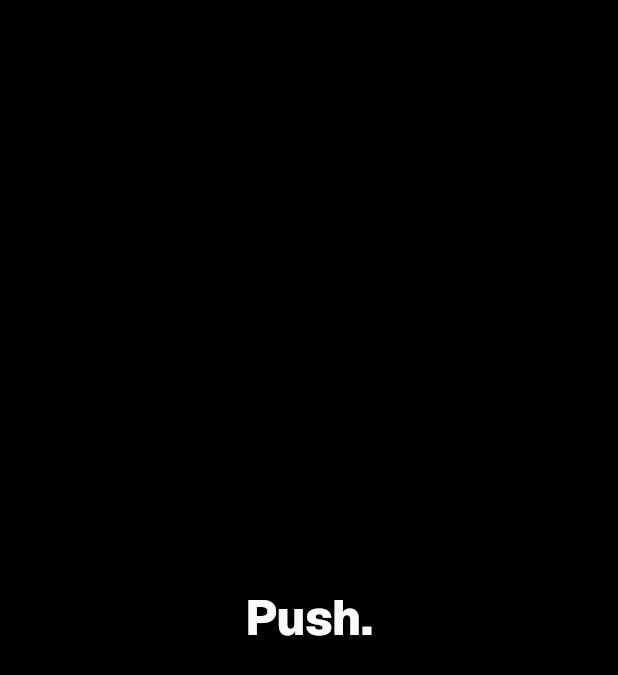
After one commit to RellG/push., a Flutter app: the screen it shows after launch, on a phone screen of 412 x 824 dp. The commit adds this screen. Shown: the top 675 px of the screen. Run offline on Flutter 3.47's test engine with Material 3 defaults, Android fonts, the phone set to English and light mode, and no system bars.

Commit message:
feat: add Push theme system

```diff
--- /dev/null
+++ b/lib/app/app.dart
@@ -0,0 +1,36 @@
+import 'package:flutter/material.dart';
+import 'package:push_app/app/theme/theme.dart';
+
+class PushApp extends StatelessWidget {
+  const PushApp({super.key});
+
+  @override
+  Widget build(BuildContext context) {
+    return MaterialApp(
+      debugShowCheckedModeBanner: false,
+      title: 'Push.',
+      theme: PushTheme.light(),
+      darkTheme: PushTheme.dark(),
+      themeMode: ThemeMode.dark,
+      home: const _BootstrapScreen(),
+    );
+  }
+}
+
+class _BootstrapScreen extends StatelessWidget {
+  const _BootstrapScreen();
+
+  @override
+  Widget build(BuildContext context) {
+    final textTheme = Theme.of(context).textTheme;
+
+    return Scaffold(
+      body: Center(
+        child: Text(
+          'Push.',
+          style: textTheme.displaySmall,
+        ),
+      ),
+    );
+  }
+}
--- /dev/null
+++ b/lib/app/theme/colors.dart
@@ -0,0 +1,106 @@
+import 'package:flutter/material.dart';
+
+@immutable
+class PushColorTokens extends ThemeExtension<PushColorTokens> {
+  const PushColorTokens({
+    required this.background,
+    required this.surface,
+    required this.surfaceAlt,
+    required this.border,
+    required this.textPrimary,
+    required this.textMuted,
+    required this.accentStart,
+    required this.accentMid,
+    required this.accentEnd,
+  });
+
+  factory PushColorTokens.dark() {
+    return const PushColorTokens(
+      background: Color(0xFF000000),
+      surface: Color(0xFF0A0A0A),
+      surfaceAlt: Color(0xFF171717),
+      border: Color(0xFF262626),
+      textPrimary: Color(0xFFFAFAFA),
+      textMuted: Color(0xFFA1A1AA),
+      accentStart: Color(0xFF0070F3),
+      accentMid: Color(0xFF7928CA),
+      accentEnd: Color(0xFFFF0080),
+    );
+  }
+
+  factory PushColorTokens.light() {
+    return const PushColorTokens(
+      background: Color(0xFFFFFFFF),
+      surface: Color(0xFFFAFAFA),
+      surfaceAlt: Color(0xFFF4F4F5),
+      border: Color(0xFFE4E4E7),
+      textPrimary: Color(0xFF0A0A0A),
+      textMuted: Color(0xFF71717A),
+      accentStart: Color(0xFF0070F3),
+      accentMid: Color(0xFF7928CA),
+      accentEnd: Color(0xFFFF0080),
+    );
+  }
+
+  final Color background;
+  final Color surface;
+  final Color surfaceAlt;
+  final Color border;
+  final Color textPrimary;
+  final Color textMuted;
+  final Color accentStart;
+  final Color accentMid;
+  final Color accentEnd;
+
+  LinearGradient get accentGradient => LinearGradient(
+    colors: [accentStart, accentMid, accentEnd],
+  );
+
+  @override
+  PushColorTokens copyWith({
+    Color? background,
+    Color? surface,
+    Color? surfaceAlt,
+    Color? border,
+    Color? textPrimary,
+    Color? textMuted,
+    Color? accentStart,
+    Color? accentMid,
+    Color? accentEnd,
+  }) {
+    return PushColorTokens(
+      background: background ?? this.background,
+      surface: surface ?? this.surface,
+      surfaceAlt: surfaceAlt ?? this.surfaceAlt,
+      border: border ?? this.border,
+      textPrimary: textPrimary ?? this.textPrimary,
+      textMuted: textMuted ?? this.textMuted,
+      accentStart: accentStart ?? this.accentStart,
+      accentMid: accentMid ?? this.accentMid,
+      accentEnd: accentEnd ?? this.accentEnd,
+    );
+  }
+
+  @override
+  PushColorTokens lerp(ThemeExtension<PushColorTokens>? other, double t) {
+    if (other is! PushColorTokens) {
+      return this;
+    }
+
+    return PushColorTokens(
+      background: Color.lerp(background, other.background, t)!,
+      surface: Color.lerp(surface, other.surface, t)!,
+      surfaceAlt: Color.lerp(surfaceAlt, other.surfaceAlt, t)!,
+      border: Color.lerp(border, other.border, t)!,
+      textPrimary: Color.lerp(textPrimary, other.textPrimary, t)!,
+      textMuted: Color.lerp(textMuted, other.textMuted, t)!,
+      accentStart: Color.lerp(accentStart, other.accentStart, t)!,
+      accentMid: Color.lerp(accentMid, other.accentMid, t)!,
+      accentEnd: Color.lerp(accentEnd, other.accentEnd, t)!,
+    );
+  }
+}
+
+extension PushColorLookup on BuildContext {
+  PushColorTokens get colors => Theme.of(this).extension<PushColorTokens>()!;
+}
--- /dev/null
+++ b/lib/app/theme/motion.dart
@@ -0,0 +1,12 @@
+import 'package:flutter/animation.dart';
+
+abstract final class PushMotion {
+  static const Curve defaultCurve = Curves.easeOutCubic;
+  static const Duration fast = Duration(milliseconds: 200);
+  static const Duration pageTransition = Duration(milliseconds: 250);
+  static const Duration medium = Duration(milliseconds: 300);
+  static const Duration counter = Duration(milliseconds: 400);
+  static const Duration progress = Duration(milliseconds: 600);
+
+  static const double pressedScale = 0.97;
+}
--- /dev/null
+++ b/lib/app/theme/theme.dart
@@ -0,0 +1,105 @@
+import 'package:flutter/material.dart';
+import 'package:push_app/app/theme/colors.dart';
+import 'package:push_app/app/theme/motion.dart';
+import 'package:push_app/app/theme/typography.dart';
+
+abstract final class PushTheme {
+  static ThemeData dark() {
+    return _theme(Brightness.dark, PushColorTokens.dark());
+  }
+
+  static ThemeData light() {
+    return _theme(Brightness.light, PushColorTokens.light());
+  }
+
+  static ThemeData _theme(Brightness brightness, PushColorTokens colors) {
+    final textTheme = PushTypography.textTheme(
+      colors.textPrimary,
+      colors.textMuted,
+    );
+
+    return ThemeData(
+      useMaterial3: true,
+      brightness: brightness,
+      fontFamily: PushFonts.sans,
+      scaffoldBackgroundColor: colors.background,
+      colorScheme: ColorScheme(
+        brightness: brightness,
+        primary: colors.textPrimary,
+        onPrimary: colors.background,
+        secondary: colors.textMuted,
+        onSecondary: colors.background,
+        error: const Color(0xFFFF453A),
+        onError: colors.background,
+        surface: colors.surface,
+        onSurface: colors.textPrimary,
+      ),
+      extensions: [colors],
+      textTheme: textTheme,
+      appBarTheme: AppBarTheme(
+        backgroundColor: colors.background,
+        foregroundColor: colors.textPrimary,
+        elevation: 0,
+        centerTitle: false,
+        titleTextStyle: textTheme.titleLarge,
+      ),
+      bottomNavigationBarTheme: BottomNavigationBarThemeData(
+        backgroundColor: colors.background,
+        selectedItemColor: colors.textPrimary,
+        unselectedItemColor: colors.textMuted,
+        type: BottomNavigationBarType.fixed,
+      ),
+      cardTheme: CardThemeData(
+        color: colors.surface,
+        elevation: 0,
+        margin: EdgeInsets.zero,
+        shape: RoundedRectangleBorder(
+          borderRadius: BorderRadius.circular(12),
+          side: BorderSide(color: colors.border),
+        ),
+      ),
+      dividerTheme: DividerThemeData(color: colors.border, thickness: 1),
+      elevatedButtonTheme: ElevatedButtonThemeData(
+        style:
+            ElevatedButton.styleFrom(
+              backgroundColor: colors.textPrimary,
+              foregroundColor: colors.background,
+              disabledBackgroundColor: colors.surfaceAlt,
+              disabledForegroundColor: colors.textMuted,
+              elevation: 0,
+              minimumSize: const Size(48, 48),
+              shape: RoundedRectangleBorder(
+                borderRadius: BorderRadius.circular(8),
+              ),
+              textStyle: textTheme.bodyMedium?.copyWith(
+                fontWeight: FontWeight.w700,
+              ),
+            ).copyWith(
+              animationDuration: PushMotion.fast,
+            ),
+      ),
+      outlinedButtonTheme: OutlinedButtonThemeData(
+        style:
+            OutlinedButton.styleFrom(
+              foregroundColor: colors.textPrimary,
+              minimumSize: const Size(48, 48),
+              side: BorderSide(color: colors.border),
+              shape: RoundedRectangleBorder(
+                borderRadius: BorderRadius.circular(8),
+              ),
+              textStyle: textTheme.bodyMedium?.copyWith(
+                fontWeight: FontWeight.w700,
+              ),
+            ).copyWith(
+              animationDuration: PushMotion.fast,
+            ),
+      ),
+      pageTransitionsTheme: const PageTransitionsTheme(
+        builders: {
+          TargetPlatform.android: FadeUpwardsPageTransitionsBuilder(),
+          TargetPlatform.iOS: FadeUpwardsPageTransitionsBuilder(),
+        },
+      ),
+    );
+  }
+}
--- /dev/null
+++ b/lib/app/theme/typography.dart
@@ -0,0 +1,69 @@
+import 'package:flutter/material.dart';
+
+abstract final class PushFonts {
+  static const sans = 'Geist';
+  static const mono = 'GeistMono';
+}
+
+abstract final class PushTypography {
+  static TextTheme textTheme(Color textPrimary, Color textMuted) {
+    return TextTheme(
+      displaySmall: _sans(
+        color: textPrimary,
+        fontSize: 32,
+        fontWeight: FontWeight.w800,
+        letterSpacing: -0.4,
+      ),
+      headlineMedium: _sans(
+        color: textPrimary,
+        fontSize: 24,
+        fontWeight: FontWeight.w700,
+        letterSpacing: -0.4,
+      ),
+      titleLarge: _sans(
+        color: textPrimary,
+        fontSize: 18,
+        fontWeight: FontWeight.w700,
+      ),
+      bodyMedium: _sans(
+        color: textPrimary,
+        fontSize: 14,
+        fontWeight: FontWeight.w400,
+      ),
+      labelMedium: _sans(
+        color: textMuted,
+        fontSize: 12,
+        fontWeight: FontWeight.w500,
+      ),
+    );
+  }
+
+  static TextStyle monoNumber({
+    required Color color,
+    required double fontSize,
+    FontWeight fontWeight = FontWeight.w700,
+  }) {
+    return TextStyle(
+      color: color,
+      fontFamily: PushFonts.mono,
+      fontSize: fontSize,
+      fontWeight: fontWeight,
+      letterSpacing: 0,
+    );
+  }
+
+  static TextStyle _sans({
+    required Color color,
+    required double fontSize,
+    required FontWeight fontWeight,
+    double letterSpacing = 0,
+  }) {
+    return TextStyle(
+      color: color,
+      fontFamily: PushFonts.sans,
+      fontSize: fontSize,
+      fontWeight: fontWeight,
+      letterSpacing: letterSpacing,
+    );
+  }
+}
--- a/lib/main.dart
+++ b/lib/main.dart
@@ -1,31 +1,6 @@
 import 'package:flutter/material.dart';
+import 'package:push_app/app/app.dart';
 
 void main() {
   runApp(const PushApp());
 }
-
-class PushApp extends StatelessWidget {
-  const PushApp({super.key});
-
-  @override
-  Widget build(BuildContext context) {
-    const textStyle = TextStyle(
-      color: Color(0xFFFAFAFA),
-      fontFamily: 'Geist',
-      fontSize: 32,
-      fontWeight: FontWeight.w700,
-      letterSpacing: -0.4,
-    );
-
-    return const MaterialApp(
-      debugShowCheckedModeBanner: false,
-      title: 'Push.',
-      home: Scaffold(
-        backgroundColor: Color(0xFF000000),
-        body: Center(
-          child: Text('Push.', style: textStyle),
-        ),
-      ),
-    );
-  }
-}
```
Also changed, not shown: 1 other file.
